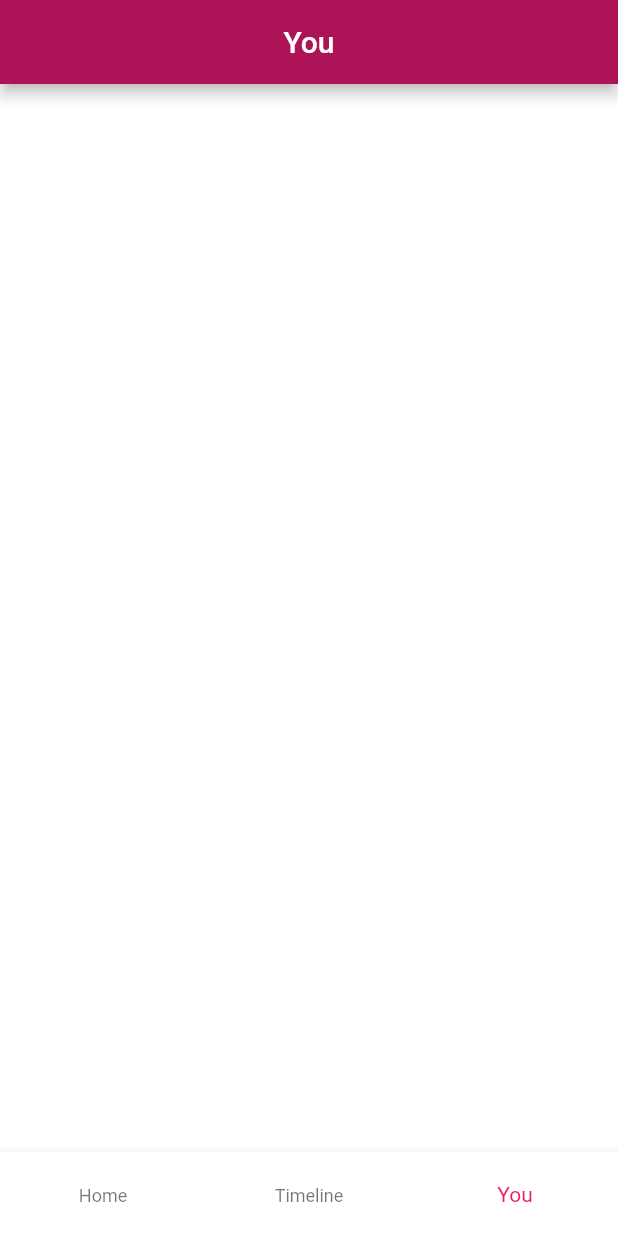
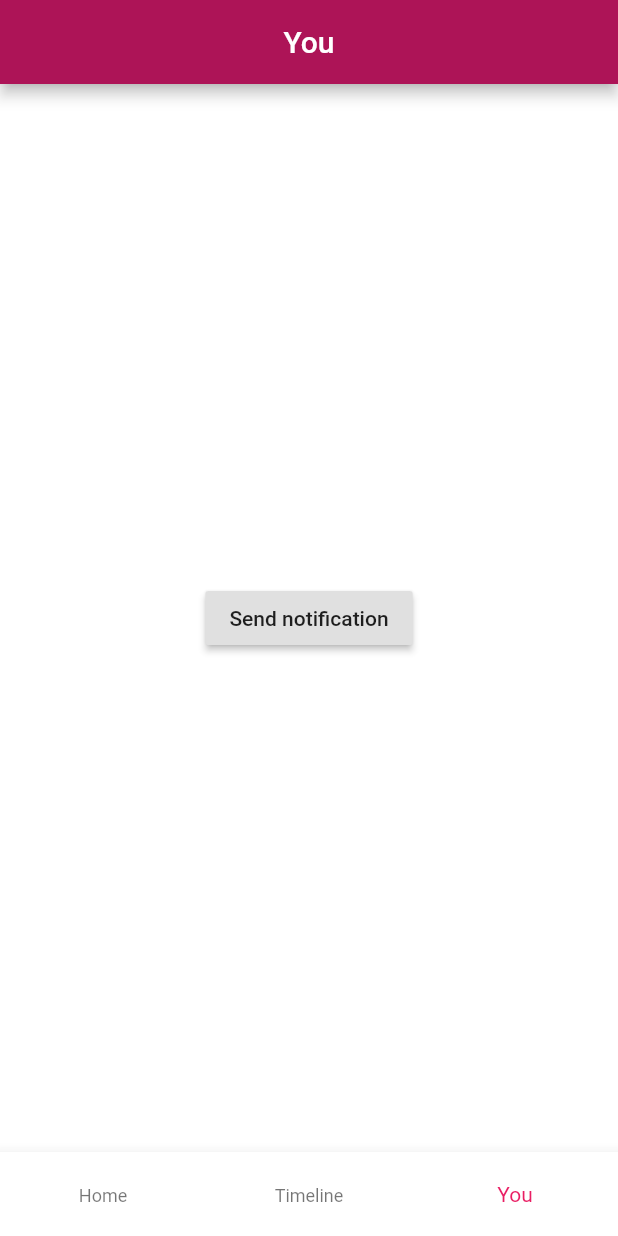
Before and after one commit to FN2187fo/dream-diary, a Flutter app: the screen it shows after launch, item 3 of the bottom bar chosen, on a phone screen of 412 x 824 dp. Run offline on Flutter 3.47's test engine with Material 2 defaults, Android fonts, the phone set to English and light mode, and no system bars; our stand-ins replace flutter_local_notifications.

Commit message:
Notifications working (no scheduling)

```diff
--- a/lib/pages/you.dart
+++ b/lib/pages/you.dart
@@ -1,4 +1,7 @@
 import 'package:flutter/material.dart';
+import 'package:flutter_local_notifications/flutter_local_notifications.dart';
+import 'add.dart';
+import 'package:dream_diary/local_notifications_helper.dart';
 
 class You extends StatefulWidget {
   @override
@@ -6,6 +9,23 @@ class You extends StatefulWidget {
 }
 
 class _YouState extends State<You> {
+  final notifications = FlutterLocalNotificationsPlugin();
+
+  @override
+  void initState() {
+    super.initState();
+
+    final settingsAndroid = new AndroidInitializationSettings('bed');
+    final settingsIOS = new IOSInitializationSettings(onDidReceiveLocalNotification: (id, title, body, payload) => onSelectNotification(payload));
+    notifications.initialize(InitializationSettings(settingsAndroid, settingsIOS,), onSelectNotification: onSelectNotification);
+  }
+
+  Future onSelectNotification(String payload) async => await Navigator.push(context, MaterialPageRoute(builder: (context) => Add()));
+
+  static var androidPlatformChannelSpecifics = AndroidNotificationDetails('Add entry', 'your channel name', 'your channel description', importance: Importance.Max, priority: Priority.High, ticker: 'ticker');
+  static var iOSPlatformChannelSpecifics = IOSNotificationDetails();
+  var platformChannelSpecifics = NotificationDetails(androidPlatformChannelSpecifics, iOSPlatformChannelSpecifics);
+
   @override
   Widget build(BuildContext context) {
     return new Scaffold(
@@ -13,6 +33,14 @@ class _YouState extends State<You> {
         centerTitle: true,
         title: Text("You"),
       ),
+      body: Center(
+        child: RaisedButton(
+          child: Text("Send notification"),
+          onPressed: () {
+            notifications.show(0, "Add entry", "It is time to add a new entry", platformChannelSpecifics);
+          },
+        ),
+      )
     );
   }
 }
--- a/pubspec.yaml
+++ b/pubspec.yaml
@@ -28,6 +28,7 @@ dev_dependencies:
   flutter_test:
     sdk: flutter
   path_provider:
+  flutter_local_notifications: ^0.8.4
 
 
 # For information on the generic Dart part of this file, see the
```
Also changed, not shown: lib/local_notifications_helper.dart (added, +39 -0 lines), lib/pages/local_notification_widget.dart (added, +26 -0 lines), lib/pages/timeline.dart (line endings or trailing spaces), pubspec.lock, 3 other files. Lines whose indentation alone changed are shown as unchanged.
